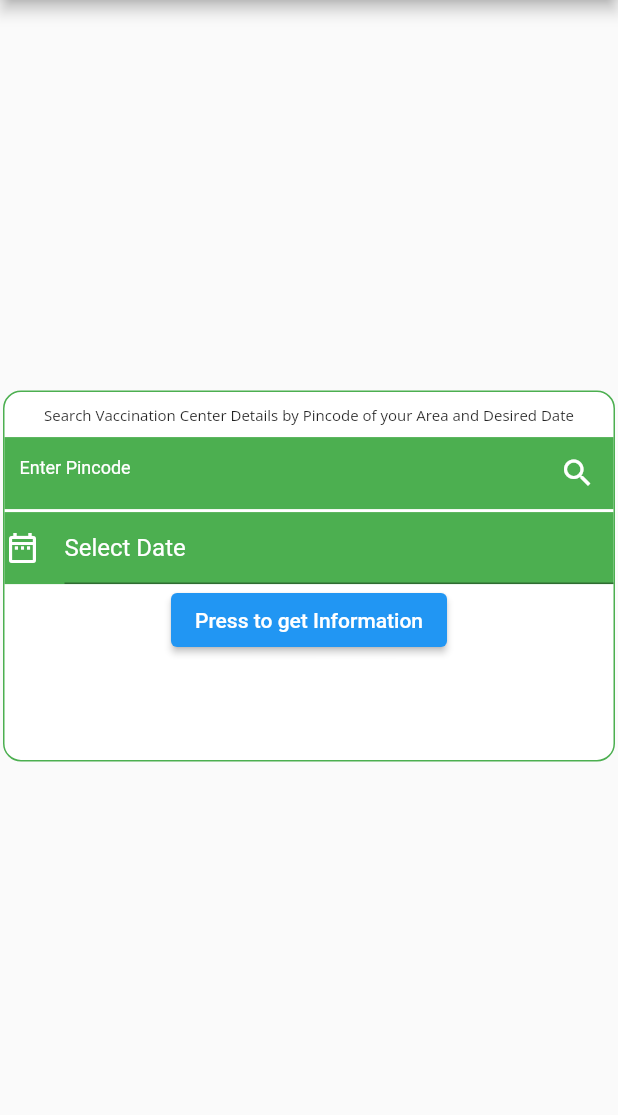
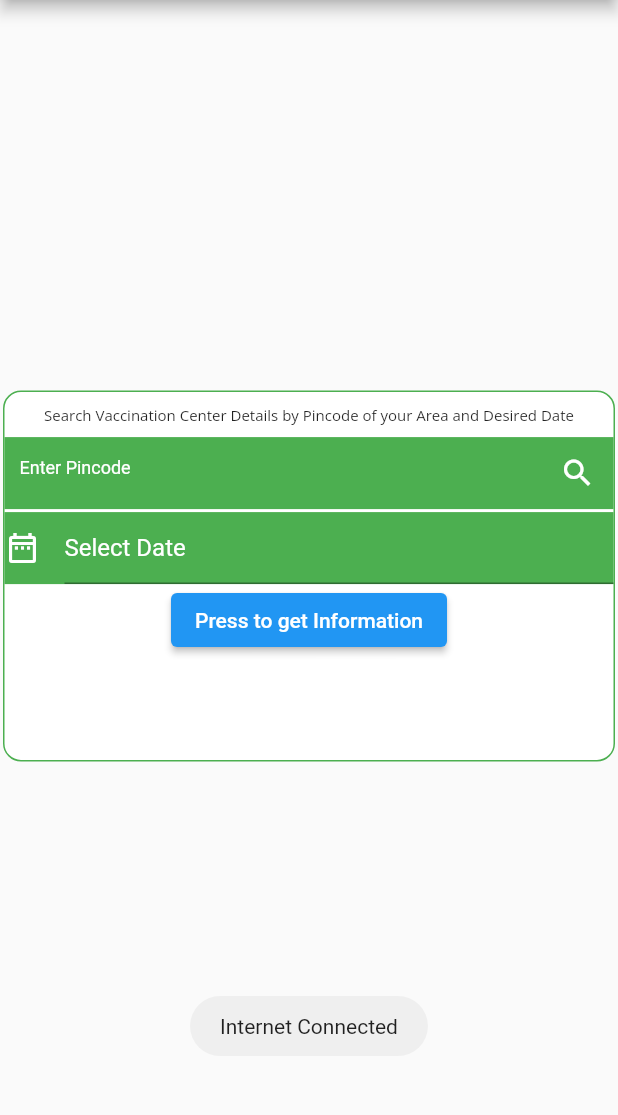
Before and after one commit to kaushikpuka1998/Covigo, a Flutter app: the Vaccinescreen screen opened by its route, on a phone screen of 412 x 824 dp, the part 84-1199 px from its top. Run offline on Flutter 3.47's test engine with Material 2 defaults, Android fonts, the phone set to English and light mode, and no system bars; our stand-ins replace carousel_pro, carousel_slider, community_material_icon, connectivity, fluttericon, fluttertoast and 2 more; network calls fail; Roboto replaces fonts that are missing (Sacramento).

Commit message:
Vaccine update

```diff
--- a/lib/Screens/vaccinescreen.dart
+++ b/lib/Screens/vaccinescreen.dart
@@ -1,17 +1,25 @@
 //@dart =2.9
 
 import 'dart:convert';
+import 'dart:io';
 
+import 'package:connectivity/connectivity.dart';
 import 'package:covigo/Model/responsive.dart';
 import 'package:covigo/Model/vaccine.dart';
 import 'package:flutter/cupertino.dart';
 import 'package:flutter/material.dart';
+import 'package:flutter/services.dart';
+import 'package:fluttertoast/fluttertoast.dart';
 import 'package:google_fonts/google_fonts.dart';
 import 'package:http/http.dart' as http;
 import 'package:intl/intl.dart';
 
+import 'mainpage.dart';
+
 Map<String, dynamic> mapvaccine = new Map<String, dynamic>();
 List lastvalue = [];
+
+var check = false;
 
 class Vaccinescreen extends StatefulWidget {
   @override
@@ -21,29 +29,63 @@ class Vaccinescreen extends StatefulWidget {
 class _VaccinescreenState extends State<Vaccinescreen> {
   TextEditingController pincodeController = new TextEditingController();
   TextEditingController datecontroller = new TextEditingController();
+  onWillPop(context) async {
+    SystemChannels.platform.invokeMethod('SystemNavigator.pop');
+    return false;
+  }
 
   @override
   void initState() {
     getData();
+
     super.initState();
+  }
+
+  Checkstatus() {
+    Connectivity().onConnectivityChanged.listen((ConnectivityResult res) {
+      if (res == ConnectivityResult.wifi || res == ConnectivityResult.mobile) {
+        Fluttertoast.showToast(msg: "Internet Connected");
+        check = true;
+      } else {
+        check = false;
+        return showCupertinoDialog(
+            context: context,
+            builder: (context) => AlertDialog(
+                  title: new Text(
+                    "Information",
+                    style: TextStyle(color: Colors.red),
+                  ),
+                  content: new Text("Internet Connectivity Lost"),
+                  actions: <Widget>[
+                    CupertinoDialogAction(
+                      isDefaultAction: true,
+                      child: Text("Close"),
+                      onPressed: () => onWillPop(context),
+                    ),
+                  ],
+                ));
+      }
+    });
   }
 
   getData() async {
     lastvalue.clear();
     mapvaccine.clear();
+    print("${pincodeController.text}+${datecontroller.text}");
+    var url = Uri.parse(
+      'https://www.cowin.gov.in/api/v2/appointment/sessions/public/calendarByPin?pincode=${pincodeController.text}&date=${datecontroller.text}',
+    );
+    var res = await http.get(url);
+    print("HELLLLLLLLLLLLLo${res.statusCode}");
 
-    var url = Uri.parse(
-        'https://cdn-api.co-vin.in/api/v2/appointment/sessions/public/calendarByPin?pincode=${pincodeController.text}&date=${datecontroller.text}');
-    var res = await http.get(url);
-    //print(res.statusCode);
     if (res.statusCode == 200) {
-      //print(res.body);
+      print(res.body);
 
       setState(() {
         mapvaccine = new Map<String, dynamic>.from(json.decode(res.body));
       });
     }
-    print(mapvaccine);
+    print("VVVVVVVVVVVVVVVVVVVVVVVVVVVV${mapvaccine}");
     List abc = mapvaccine["centers"];
     print("TTTTTTTTTTTTTTTTTTTTTTTTTT${abc.length}");
 
@@ -94,6 +136,8 @@ class _VaccinescreenState extends State<Vaccinescreen> {
 
   @override
   Widget build(BuildContext context) {
+    print("GTETTTTTTTTTTTTTTTTTTTTTTTTTTTT${lastvalue.length}");
+    Checkstatus();
     return Scaffold(
         appBar: AppBar(
           backgroundColor: Colors.green,
@@ -104,21 +148,12 @@ class _VaccinescreenState extends State<Vaccinescreen> {
           ),
           centerTitle: true,
         ),
-        body: (mapvaccine == null)
-            ? Center(
-                child: Center(
-                  child: Text(
-                    "Server Error",
-                    style: GoogleFonts.mcLaren(fontSize: 25, color: Colors.red),
-                  ),
-                ),
-              )
-            : ((lastvalue.length == 0)
+        body: ((lastvalue.length == 0)
             ? Center(child: _searchbar())
             : Container(
                 child: ListView.builder(
                   itemBuilder: (context, index) {
-                        return (index == 0) ? _searchbar() : _listItem(index);
+                    return _listItem(index);
                   },
                   itemCount: lastvalue.length,
                 ),
@@ -261,6 +296,8 @@ class _VaccinescreenState extends State<Vaccinescreen> {
                               ));
                     } else {
                       getData();
+                      print(
+                          "hhhhhhgurighitjgiiiiiiiiiiiiiiotitjgbiojjjjjjjjjjjjjjjjjjjg");
                       datecontroller.clear();
                       pincodeController.clear();
                     }
@@ -315,7 +352,8 @@ class _VaccinescreenState extends State<Vaccinescreen> {
                         softWrap: true),
                   ),
                   ListTile(
-                    title: Text("Address:${lastvalue[index].address}",
+                    title: Text(
+                        "Name:${lastvalue[index].name},${lastvalue[index].address}",
                         textAlign: TextAlign.left,
                         style: GoogleFonts.mcLaren(
                           fontWeight: FontWeight.bold,
```
Also changed, not shown: lib/Screens/mainpage.dart (+4 -4 lines). Lines whose indentation alone changed are shown as unchanged.
